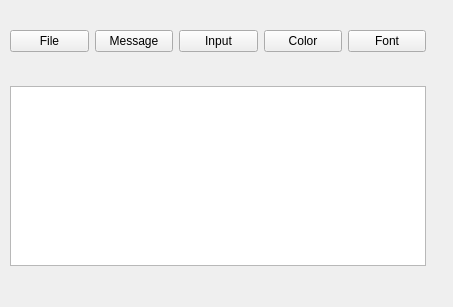
This is 9_QLayout/widget.ui in mcleolee/QT_REPOSITORY as Qt 5 draws it before an edit. The edited form follows.
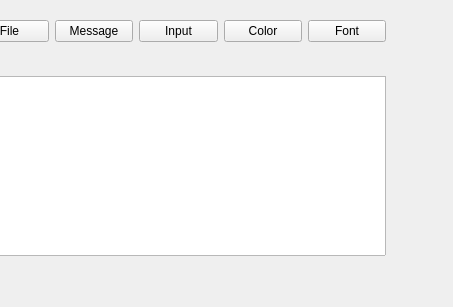
This is the edited form.

```diff
--- a/9_QLayout/widget.ui
+++ b/9_QLayout/widget.ui
@@ -16,8 +16,8 @@
   <widget class="QWidget" name="layoutWidget">
    <property name="geometry">
     <rect>
-     <x>10</x>
-     <y>30</y>
+     <x>-30</x>
+     <y>20</y>
      <width>416</width>
      <height>236</height>
     </rect>
```
